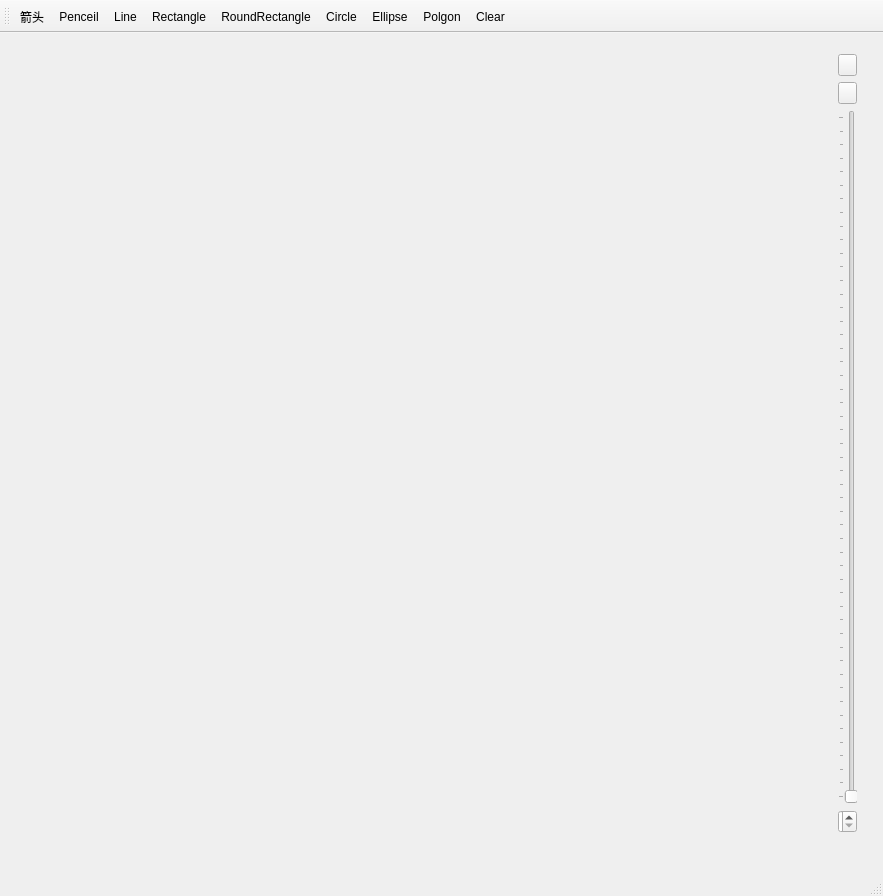
Old version of the form PaintX/PaintX.ui in the repository ohto-ai/school-course-archives.
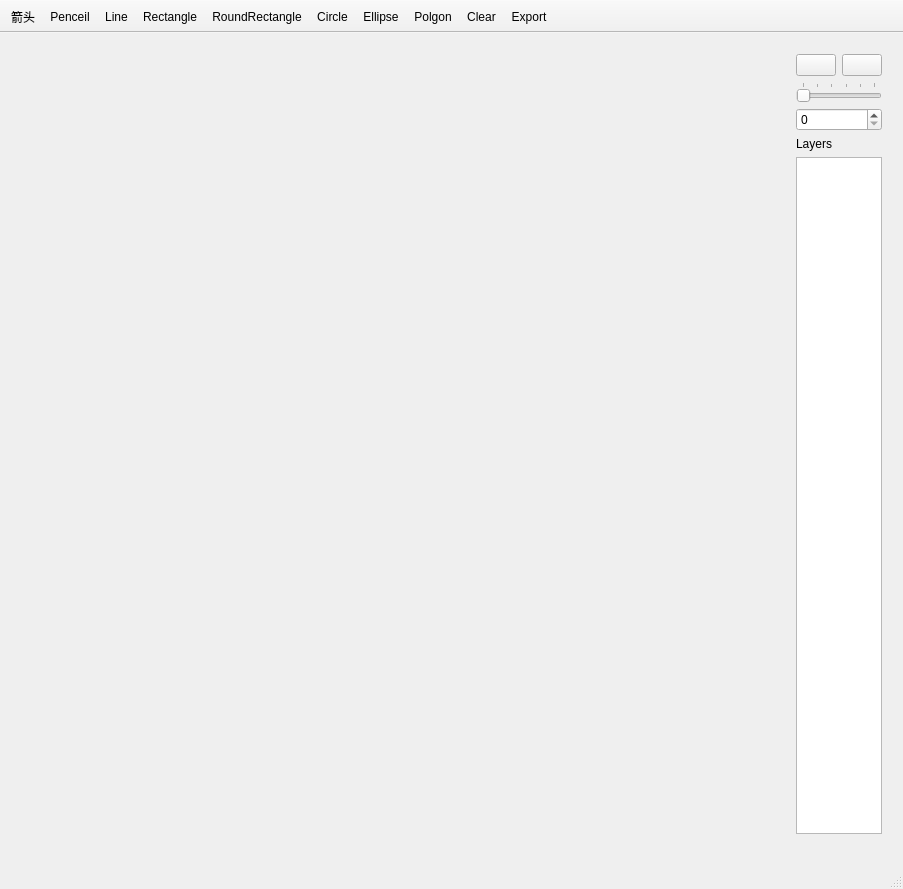
New version of the form. Icons and pictures are not drawn.

The edit to the form file:
```diff
--- a/PaintX/PaintX.ui
+++ b/PaintX/PaintX.ui
@@ -6,34 +6,38 @@
    <rect>
     <x>0</x>
     <y>0</y>
-    <width>883</width>
-    <height>896</height>
+    <width>903</width>
+    <height>889</height>
    </rect>
   </property>
   <property name="windowTitle">
    <string>PaintX</string>
   </property>
   <widget class="QWidget" name="centralWidget">
-   <widget class="QWidget" name="sketchpad" native="true">
+   <widget class="QWidget" name="">
     <property name="geometry">
      <rect>
       <x>10</x>
       <y>10</y>
+      <width>883</width>
+      <height>802</height>
+     </rect>
+    </property>
+    <layout class="QHBoxLayout" name="horizontalLayout_2">
+     <item>
+      <widget class="QWidget" name="sketchpad" native="true">
+       <property name="minimumSize">
+        <size>
       <width>800</width>
       <height>800</height>
-     </rect>
-    </property>
-   </widget>
-   <widget class="QWidget" name="">
-    <property name="geometry">
-     <rect>
-      <x>827</x>
-      <y>10</y>
-      <width>41</width>
-      <height>801</height>
-     </rect>
-    </property>
-    <layout class="QVBoxLayout" name="verticalLayout">
+        </size>
+       </property>
+      </widget>
+     </item>
+     <item>
+      <layout class="QVBoxLayout" name="verticalLayout_2">
+       <item>
+        <layout class="QHBoxLayout" name="horizontalLayout">
      <item>
       <widget class="QPushButton" name="foreColorBtn">
        <property name="text">
@@ -48,13 +52,17 @@
        </property>
       </widget>
      </item>
+        </layout>
+       </item>
+       <item>
+        <layout class="QVBoxLayout" name="verticalLayout">
      <item>
       <widget class="QSlider" name="penWidthSlider">
        <property name="maximum">
         <number>50</number>
        </property>
        <property name="orientation">
-        <enum>Qt::Vertical</enum>
+            <enum>Qt::Horizontal</enum>
        </property>
        <property name="tickPosition">
         <enum>QSlider::TicksAbove</enum>
@@ -65,6 +73,20 @@
       <widget class="QSpinBox" name="penWidthSpinBox"/>
      </item>
     </layout>
+       </item>
+       <item>
+        <widget class="QLabel" name="label">
+         <property name="text">
+          <string>Layers</string>
+         </property>
+        </widget>
+       </item>
+       <item>
+        <widget class="QListWidget" name="paintObjectList"/>
+       </item>
+      </layout>
+     </item>
+    </layout>
    </widget>
   </widget>
   <widget class="QMenuBar" name="menuBar">
@@ -78,6 +100,9 @@
    </property>
   </widget>
   <widget class="QToolBar" name="mainToolBar">
+   <property name="movable">
+    <bool>false</bool>
+   </property>
    <attribute name="toolBarArea">
     <enum>TopToolBarArea</enum>
    </attribute>
@@ -93,6 +118,7 @@
    <addaction name="actionEllipse"/>
    <addaction name="actionPolgon"/>
    <addaction name="actionClear"/>
+   <addaction name="actionExport"/>
   </widget>
   <widget class="QStatusBar" name="statusBar"/>
   <action name="actionArrow">
@@ -200,6 +226,15 @@
     <string>Clear</string>
    </property>
   </action>
+  <action name="actionExport">
+   <property name="icon">
+    <iconset resource="PaintX.qrc">
+     <normaloff>:/PaintX/res/export.png</normaloff>:/PaintX/res/export.png</iconset>
+   </property>
+   <property name="text">
+    <string>Export</string>
+   </property>
+  </action>
  </widget>
  <layoutdefault spacing="6" margin="11"/>
  <resources>
```
Left out of the diff: 2 changed lines with no effect on the pictures. Lines whose indentation alone changed are shown as unchanged.
